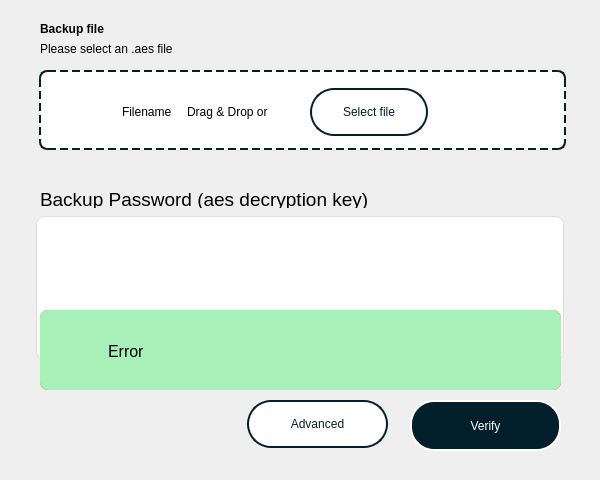
Before: the Qt Designer form mainwindow.ui in nunchuk-io/key-utils, drawn with Qt 5.
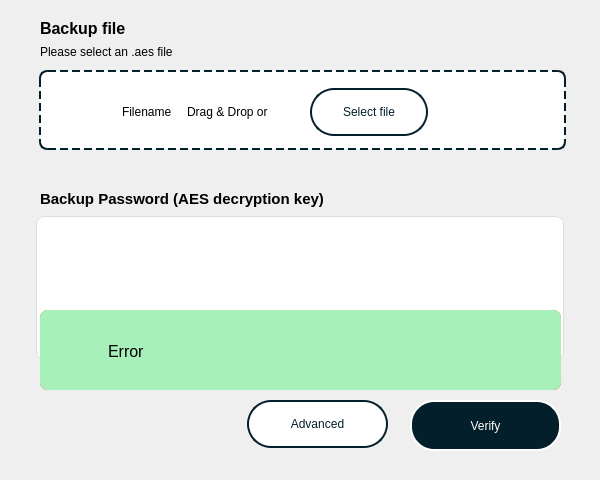
After: the same form once the commit is applied. Icons and pictures are not drawn.

What changed in the file:
```diff
--- a/mainwindow.ui
+++ b/mainwindow.ui
@@ -116,12 +116,14 @@
     </property>
     <property name="font">
      <font>
-      <pointsize>14</pointsize>
+      <pointsize>11</pointsize>
+      <weight>75</weight>
+      <bold>true</bold>
       <kerning>false</kerning>
      </font>
     </property>
     <property name="text">
-     <string>Backup Password (aes decryption key)</string>
+     <string>Backup Password (AES decryption key)</string>
     </property>
    </widget>
    <widget class="QLabel" name="label">
@@ -135,6 +137,7 @@
     </property>
     <property name="font">
      <font>
+      <pointsize>12</pointsize>
       <weight>75</weight>
       <bold>true</bold>
      </font>
@@ -144,10 +147,13 @@
     </property>
    </widget>
    <widget class="QLabel" name="label_2">
+    <property name="enabled">
+     <bool>true</bool>
+    </property>
     <property name="geometry">
      <rect>
       <x>40</x>
-      <y>40</y>
+      <y>43</y>
       <width>181</width>
       <height>17</height>
      </rect>
```
